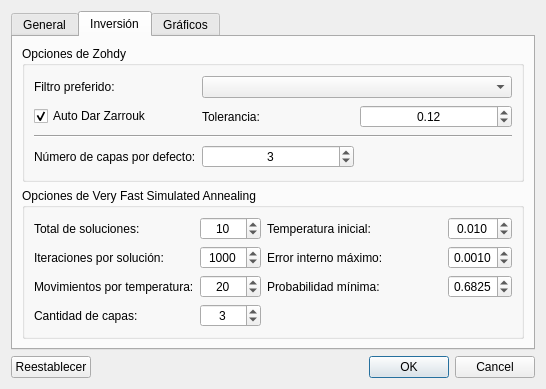
joaconigro/QVES, file QVES-App/Dialogs/QVESSettingsDialog.ui: the form before one commit.
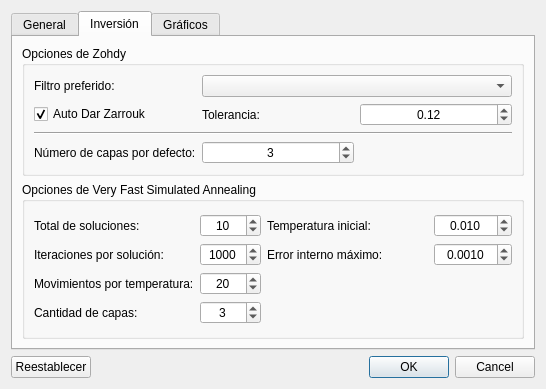
The form after the commit.

Commit message: Removed probability model from VFSA and PDF calculations too. Renamed saved fields

The edit to the form file:
```diff
--- a/QVES-App/Dialogs/QVESSettingsDialog.ui
+++ b/QVES-App/Dialogs/QVESSettingsDialog.ui
@@ -260,58 +260,14 @@
           </item>
           <item row="0" column="1">
            <layout class="QGridLayout" name="gridLayout_3">
-            <item row="2" column="0" colspan="3">
-             <widget class="QLabel" name="vfsaMinPDFLabel">
+            <item row="1" column="0" colspan="2">
+             <widget class="QLabel" name="vfsaMaxErrorlabel">
               <property name="text">
-               <string>Probabilidad mínima:</string>
+               <string>Error interno máximo:</string>
               </property>
              </widget>
             </item>
-            <item row="2" column="3">
-             <widget class="QDoubleSpinBox" name="vfsaMinPDFDoubleSpinBox">
-              <property name="alignment">
-               <set>Qt::AlignCenter</set>
-              </property>
-              <property name="decimals">
-               <number>4</number>
-              </property>
-              <property name="minimum">
-               <double>0.500000000000000</double>
-              </property>
-              <property name="maximum">
-               <double>0.900000000000000</double>
-              </property>
-              <property name="singleStep">
-               <double>0.010000000000000</double>
-              </property>
-              <property name="value">
-               <double>0.682500000000000</double>
-              </property>
-             </widget>
-            </item>
-            <item row="1" column="3">
-             <widget class="QDoubleSpinBox" name="vfsaMaxErrorDoubleSpinBox">
-              <property name="alignment">
-               <set>Qt::AlignCenter</set>
-              </property>
-              <property name="decimals">
-               <number>4</number>
-              </property>
-              <property name="minimum">
-               <double>0.000100000000000</double>
-              </property>
-              <property name="maximum">
-               <double>0.010000000000000</double>
-              </property>
-              <property name="singleStep">
-               <double>0.001000000000000</double>
-              </property>
-              <property name="value">
-               <double>0.001000000000000</double>
-              </property>
-             </widget>
-            </item>
-            <item row="0" column="3">
+            <item row="0" column="2">
              <widget class="QDoubleSpinBox" name="vfsaInitialTemperatureDoubleSpinBox">
               <property name="alignment">
                <set>Qt::AlignCenter</set>
@@ -333,20 +289,48 @@
               </property>
              </widget>
             </item>
-            <item row="0" column="0" colspan="3">
+            <item row="0" column="0" colspan="2">
              <widget class="QLabel" name="vfsaInitialTemperatureLabel">
               <property name="text">
                <string>Temperatura inicial:</string>
               </property>
              </widget>
             </item>
-            <item row="1" column="0" colspan="3">
-             <widget class="QLabel" name="vfsaMaxErrorlabel">
-              <property name="text">
-               <string>Error interno máximo:</string>
+            <item row="1" column="2">
+             <widget class="QDoubleSpinBox" name="vfsaMaxErrorDoubleSpinBox">
+              <property name="alignment">
+               <set>Qt::AlignCenter</set>
+              </property>
+              <property name="decimals">
+               <number>4</number>
+              </property>
+              <property name="minimum">
+               <double>0.000100000000000</double>
+              </property>
+              <property name="maximum">
+               <double>0.010000000000000</double>
+              </property>
+              <property name="singleStep">
+               <double>0.001000000000000</double>
+              </property>
+              <property name="value">
+               <double>0.001000000000000</double>
               </property>
              </widget>
             </item>
+            <item row="2" column="0">
+             <spacer name="verticalSpacer">
+              <property name="orientation">
+               <enum>Qt::Vertical</enum>
+              </property>
+              <property name="sizeHint" stdset="0">
+               <size>
+                <width>20</width>
+                <height>40</height>
+               </size>
+              </property>
+             </spacer>
+            </item>
            </layout>
           </item>
          </layout>
```
The commit also changes 36 other files.
